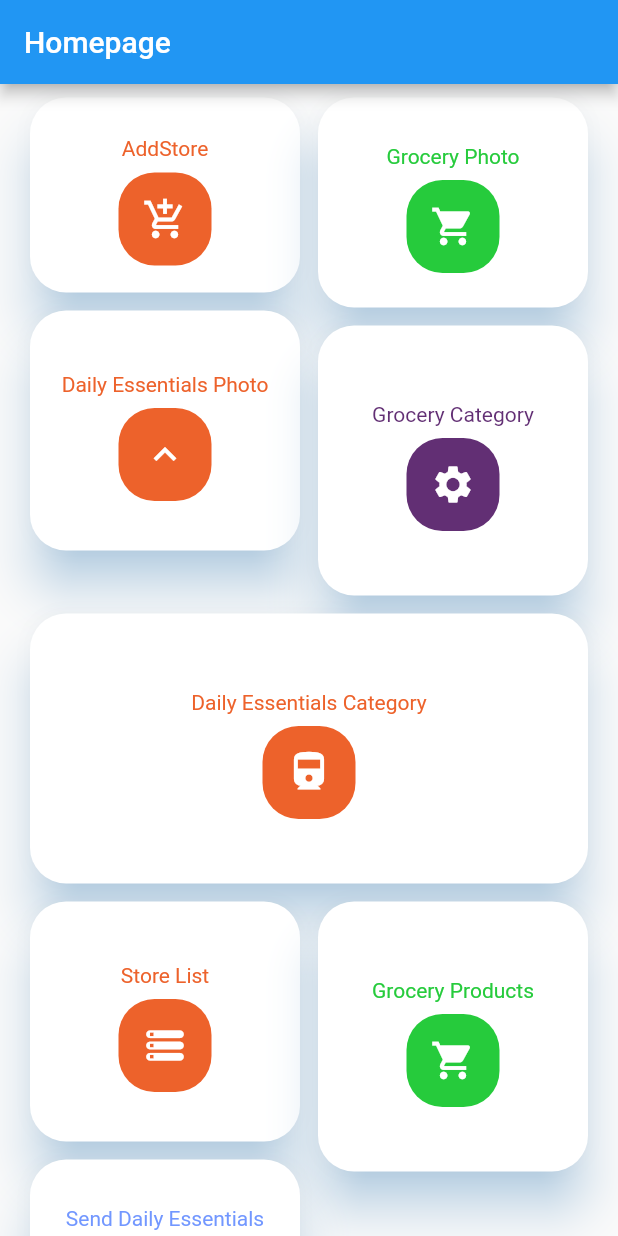
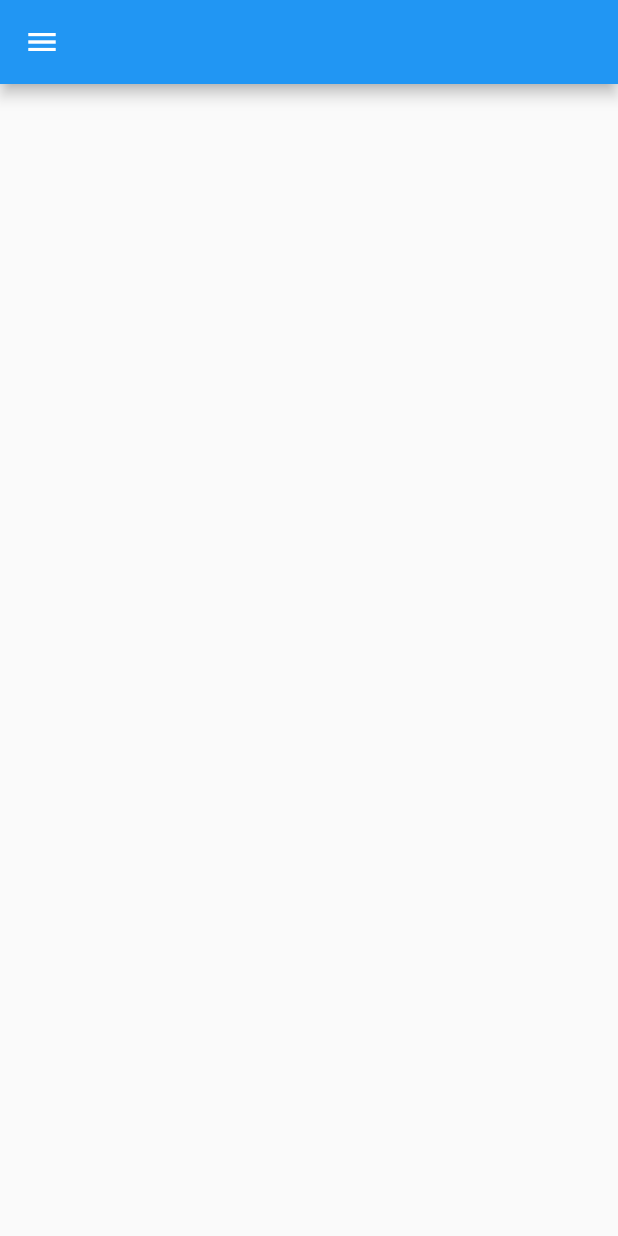
Before and after one commit to Tatz21/oneshopstore_admin, a Flutter app: the screen it shows after launch, on a phone screen of 412 x 824 dp. Run offline on Flutter 3.47's test engine with Material 2 defaults, Android fonts, the phone set to English and light mode, and no system bars.

Commit message:
screens linked done

```diff
--- a/lib/HomeScreen.dart
+++ b/lib/HomeScreen.dart
@@ -76,13 +76,13 @@ class _HomeState extends State<Home> {
         padding: EdgeInsets.symmetric(horizontal: 20.0, vertical: 9.0),
         children: <Widget>[
           MyItems(Icons.add_shopping_cart, "AddStore", 0xffed622b),
-          MyItems(Icons.local_grocery_store, "Grocery Photo", 0xff26cb3c),
+          MyItems(Icons.local_grocery_store, "Grocery Photo", 0xffed622b),
           MyItems(Icons.expand_less_outlined,"Daily Essentials Photo", 0xffed622b),
-          MyItems(Icons.settings, "Grocery Category", 0xff622F74),
+          MyItems(Icons.settings, "Grocery Category", 0xffed622b),
           MyItems(Icons.directions_railway,"Daily Essentials Category", 0xffed622b),
           MyItems(Icons.storage_rounded,"Store List", 0xffed622b),
-          MyItems(Icons.local_grocery_store, "Grocery Products", 0xff26cb3c),
-          MyItems(Icons.send_outlined,"Send Daily Essentials", 0xff7297ff),
+          MyItems(Icons.local_grocery_store, "Grocery Products", 0xffed622b),
+          MyItems(Icons.send_outlined,"Send Daily Essentials", 0xffed622b),
         ],
         staggeredTiles: [
           StaggeredTile.extent(1, 130.0),
--- /dev/null
+++ b/lib/SideScreen.dart
@@ -0,0 +1,22 @@
+import 'package:flutter/material.dart';
+import 'HomeScreen.dart';
+
+class Mydrawer extends StatelessWidget {
+  @override
+  Widget build(BuildContext context) {
+    return Scaffold(
+      appBar: AppBar(),
+      drawer: Drawer(
+          child: ListView(
+        children: [
+          ListTile(
+            title: Text('HomeScreen'),
+            onTap: () {
+              Navigator.of(context).push(MaterialPageRoute(builder: (_)=>Home()));
+            },
+          )
+        ],
+      )),
+    );
+  }
+}
--- a/lib/SigninScreen.dart
+++ b/lib/SigninScreen.dart
@@ -91,10 +91,12 @@ class SignInScreen extends StatelessWidget {
                           decoration: BoxDecoration(
                             shape: BoxShape.circle,
                             color: kPrimaryColor,
+
                           ),
                           child: Icon(
                             Icons.arrow_forward,
                             color: Colors.black,
+
                           ),
                         )
                       ],
--- a/lib/main.dart
+++ b/lib/main.dart
@@ -1,6 +1,7 @@
 import 'package:flutter/material.dart';
 import 'SigninScreen.dart';
 import 'HomeScreen.dart';
+import 'SideScreen.dart';
 
 void main() => runApp(MyApp());
 
@@ -10,8 +11,8 @@ class MyApp extends StatelessWidget {
   Widget build(BuildContext context) {
     return MaterialApp(
       title: 'Flutter Login UI',
-      debugShowCheckedModeBanner: false,
-      home: Home(),
+      debugShowCheckedModeBanner: true,
+      home:Mydrawer(),
     );
   }
 }
```
